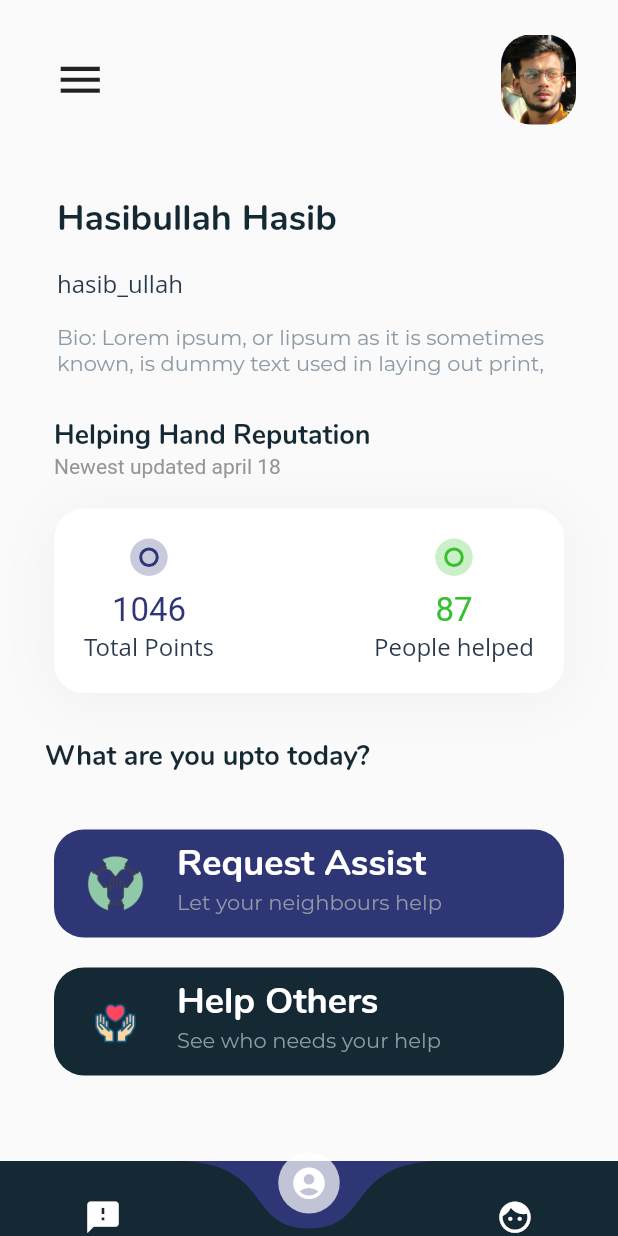
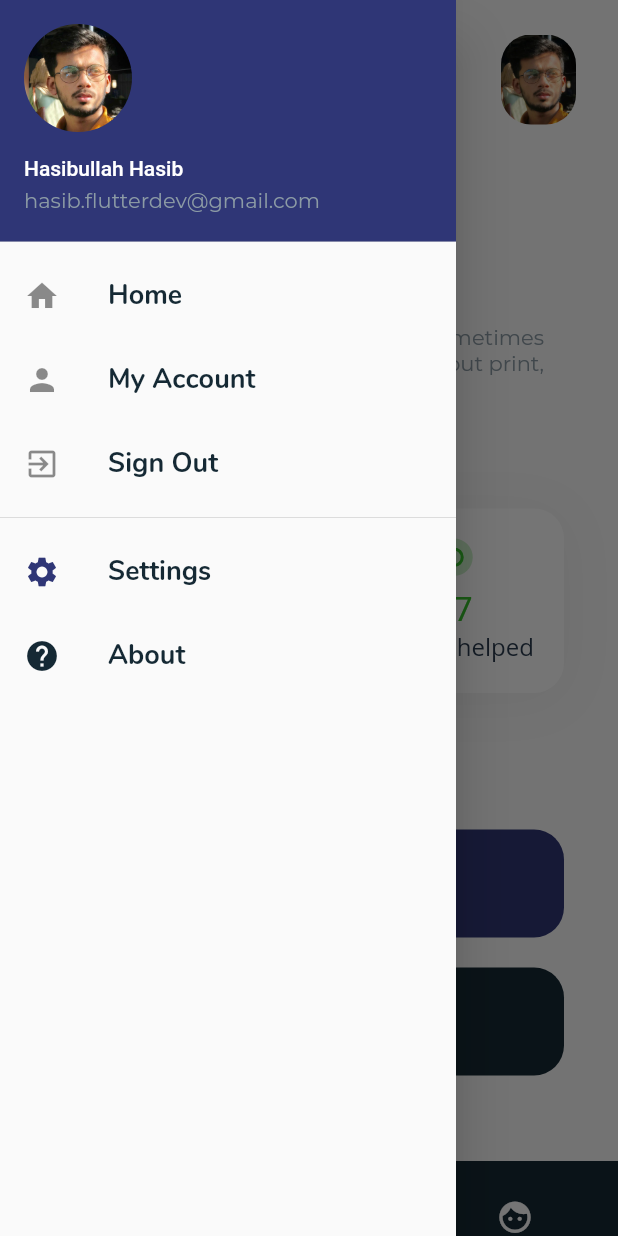
Before and after one commit to hasibullah1811/covid-19-helping-hand-find-help-nearby, a Flutter app: the UserProfile screen opened directly, with the side drawer open (before the commit the screen has no drawer), on a phone screen of 412 x 824 dp. Run offline on Flutter 3.47's test engine with Material 2 defaults, Android fonts, the phone set to English and light mode, and no system bars; drawn by our look-alikes of curved_navigation_bar; our stand-ins replace cloud_firestore, firebase_auth, flutter_svg, font_awesome_flutter, geolocator, google_sign_in and 2 more; missing offline and left inert: gender_selector; accounts and stored records are empty; network calls fail; Roboto replaces fonts that are missing (Open Sans).

Commit message:
User Profile updated and app Drawer added

```diff
--- /dev/null
+++ b/lib/components/app_drawer.dart
@@ -0,0 +1,84 @@
+import 'package:flutter/material.dart';
+import 'package:helping_hand/config/config.dart';
+import 'package:helping_hand/config/constant.dart';
+
+class AppDrawer extends StatelessWidget {
+  @override
+  Widget build(BuildContext context) {
+    return Drawer(
+      child: ListView(
+        children: <Widget>[
+          UserAccountsDrawerHeader(
+            accountName: Text("Hasibullah Hasib"),
+            accountEmail: Text("hasib.flutterdev@gmail.com"),
+            currentAccountPicture: GestureDetector(
+              child: CircleAvatar(
+                backgroundImage: AssetImage('assets/images/me.jpg'),
+                backgroundColor: secondaryColor,
+              ),
+            ),
+            decoration: BoxDecoration(
+              color: kPrimaryColor,
+            ),
+          ),
+          InkWell(
+            onTap: () {},
+            child: ListTile(
+              title: Text(
+                'Home',
+                style: kTitleTextstyle,
+              ),
+              leading: Icon(Icons.home),
+            ),
+          ),
+          InkWell(
+            onTap: () {},
+            child: ListTile(
+              title: Text(
+                'My Account',
+                style: kTitleTextstyle,
+              ),
+              leading: Icon(Icons.person),
+            ),
+          ),
+          InkWell(
+            onTap: () {
+
+            },
+            child: ListTile(
+              title: Text(
+                'Sign Out',
+                style: kTitleTextstyle,
+              ),
+              leading: Icon(Icons.exit_to_app),
+            ),
+          ),
+          Divider(),
+          InkWell(
+            onTap: () {},
+            child: ListTile(
+              title: Text(
+                'Settings',
+                style: kTitleTextstyle,
+              ),
+              leading: Icon(Icons.settings, color: secondaryColor,),
+            ),
+          ),
+          InkWell(
+            onTap: () {},
+            child: ListTile(
+              title: Text(
+                'About',
+                style: kTitleTextstyle,
+              ),
+              leading: Icon(
+                Icons.help,
+                color: primaryColor,
+              ),
+            ),
+          ),
+        ],
+      ),
+    );
+  }
+}
--- a/lib/screens/loginScreen.dart
+++ b/lib/screens/loginScreen.dart
@@ -2,7 +2,6 @@ import 'package:cloud_firestore/cloud_firestore.dart';
 import 'package:helping_hand/config/config.dart';
 import 'package:helping_hand/screens/createAccount.dart';
 import 'package:helping_hand/screens/emailPassSignup.dart';
-import 'package:helping_hand/screens/infoScreen.dart';
 import 'package:helping_hand/screens/newsUpdateScreen.dart';
 import 'package:helping_hand/screens/phoneSignInScreen.dart';
 import 'package:flutter/material.dart';
--- a/lib/screens/userProfileScreen.dart
+++ b/lib/screens/userProfileScreen.dart
@@ -1,9 +1,9 @@
 import 'package:curved_navigation_bar/curved_navigation_bar.dart';
 import 'package:flutter/material.dart';
+import 'package:helping_hand/components/app_drawer.dart';
 import 'package:helping_hand/components/counter.dart';
 import 'package:helping_hand/config/config.dart';
 import 'package:helping_hand/config/constant.dart';
-import 'package:helping_hand/models/models.dart';
 
 class UserProfile extends StatefulWidget {
   @override
@@ -14,6 +14,7 @@ class _UserProfileState extends State<UserProfile> {
   @override
   Widget build(BuildContext context) {
     return Scaffold(
+      drawer: AppDrawer(),
       body: Container(
         child: ListView(
           scrollDirection: Axis.vertical,
@@ -70,7 +71,9 @@ class CustomTitleBar extends StatelessWidget {
             IconButton(
               icon: Icon(Icons.menu),
               iconSize: 35.0,
-              onPressed: () {},
+              onPressed: () {
+                Scaffold.of(context).openDrawer();
+              },
             ),
             ClipRRect(
               borderRadius: BorderRadius.circular(20),
@@ -255,7 +258,7 @@ class RequestSendAssist extends StatelessWidget {
             ),
           ),
           InkWell(
-            onTap: (){
+            onTap: () {
               // Route to people that needs help page
             },
             child: Card(
```
Also changed, not shown: lib/models/models.dart (deleted, +0 -32 lines), lib/screens/homeScreen.dart (+4 -6 lines).
